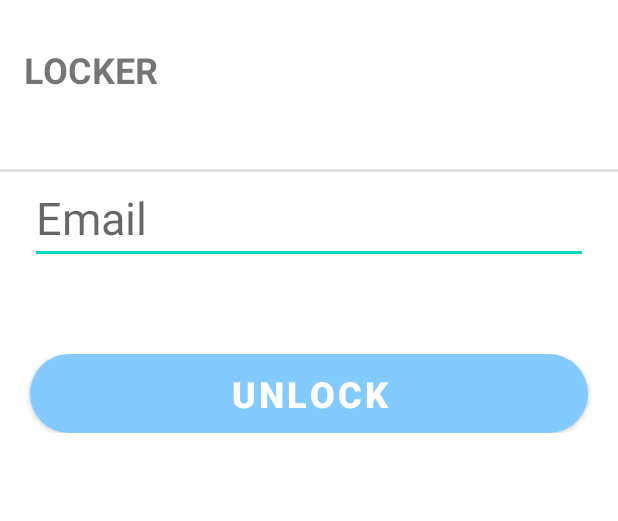
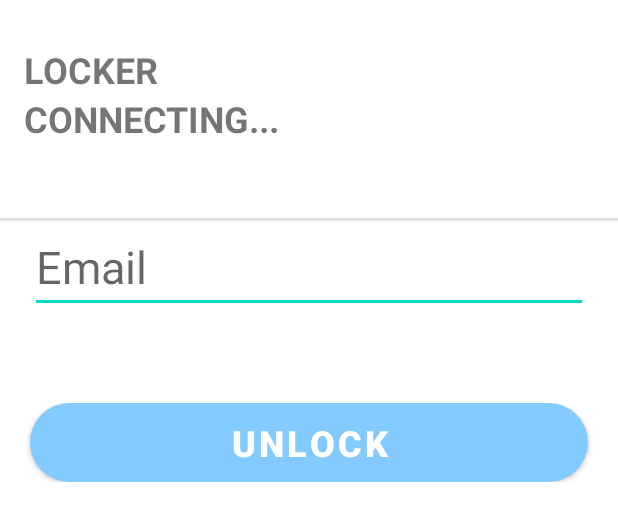
Before and after one commit to Aurry/LOCKY, an Android app: the layout fragment_setup.xml on its own in the app's theme, with its tools: preview values and no code run, on a phone screen of 412 x 824 dp. Shown: the top 521 px of the screen. Run offline under Robolectric (Android 15) with nearby library versions, the phone set to English and light mode, and no system bars.

```diff
--- a/app/src/main/res/layout/fragment_setup.xml
+++ b/app/src/main/res/layout/fragment_setup.xml
@@ -20,6 +20,14 @@
         android:textSize="24sp"
         android:textStyle="bold" />
 
+    <TextView
+        android:id="@+id/textView"
+        android:layout_width="match_parent"
+        android:layout_height="wrap_content"
+        android:layout_marginLeft="16dp"
+        android:text="@string/connecting"
+        android:textSize="24sp"
+        android:textStyle="bold" />
 
     <TextView
         android:id="@+id/receive_text"
```
